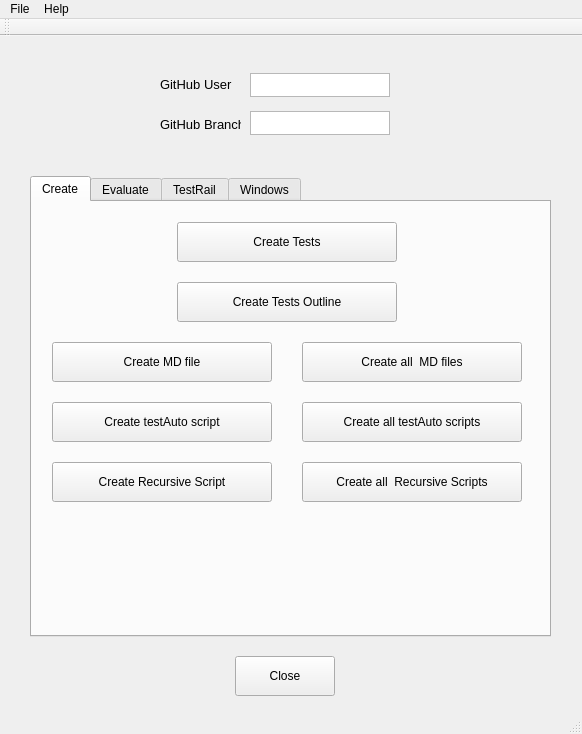
vircadia/vircadia-native-core, file tools/auto-tester/src/ui/AutoTester.ui: the form before one commit.
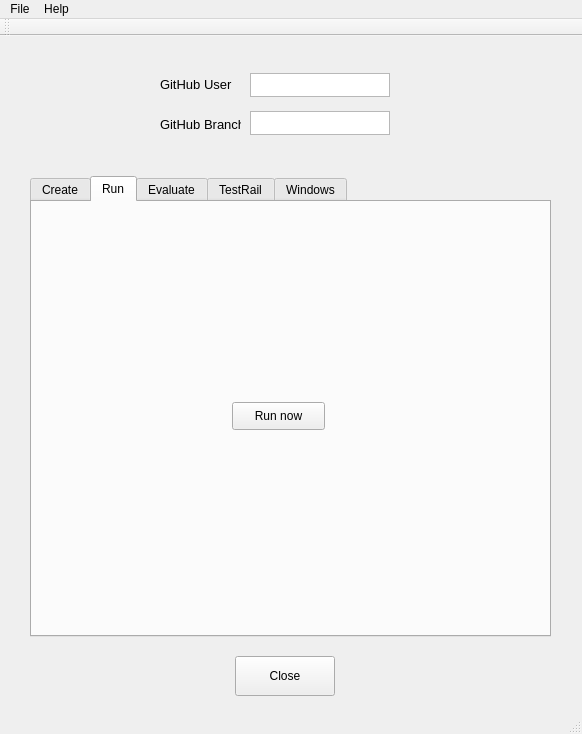
The form after the commit.

The edit to the form file:
```diff
--- a/tools/auto-tester/src/ui/AutoTester.ui
+++ b/tools/auto-tester/src/ui/AutoTester.ui
@@ -43,7 +43,7 @@
      </rect>
     </property>
     <property name="currentIndex">
-     <number>0</number>
+     <number>1</number>
     </property>
     <widget class="QWidget" name="tab_1">
      <attribute name="title">
@@ -154,6 +154,24 @@
       </property>
      </widget>
     </widget>
+    <widget class="QWidget" name="tab">
+     <attribute name="title">
+      <string>Run</string>
+     </attribute>
+     <widget class="QPushButton" name="runNowButton">
+      <property name="geometry">
+       <rect>
+        <x>200</x>
+        <y>200</y>
+        <width>93</width>
+        <height>28</height>
+       </rect>
+      </property>
+      <property name="text">
+       <string>Run now</string>
+      </property>
+     </widget>
+    </widget>
     <widget class="QWidget" name="tab_2">
      <attribute name="title">
       <string>Evaluate</string>
```
